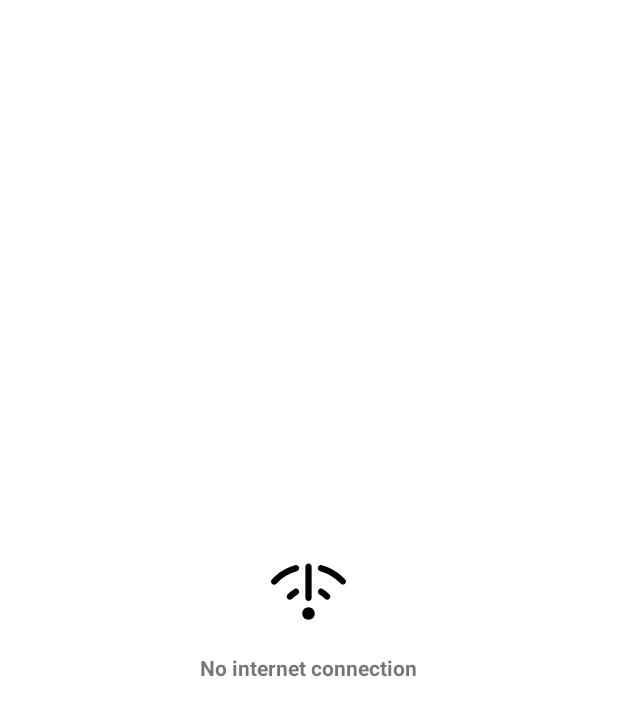
After one commit to Eviive/GeoFlag, an Android app: the layout fragment_no_connection.xml on its own in the app's theme, with its tools: preview values and no code run, on a phone screen of 412 x 824 dp. The commit adds this screen. Shown: the top 716 px of the screen. Run offline under Robolectric (Android 15) with nearby library versions, the phone set to English and light mode, and no system bars; network calls fail.

Commit message:
feat: check internet connection

```diff
--- a/app/src/main/AndroidManifest.xml
+++ b/app/src/main/AndroidManifest.xml
@@ -3,6 +3,7 @@
         xmlns:tools="http://schemas.android.com/tools">
 
     <uses-permission android:name="android.permission.INTERNET" />
+    <uses-permission android:name="android.permission.ACCESS_NETWORK_STATE" />
 
     <application
             android:allowBackup="true"
--- a/app/src/main/java/com/iut/geoflag/fragments/MapFragment.kt
+++ b/app/src/main/java/com/iut/geoflag/fragments/MapFragment.kt
@@ -7,7 +7,7 @@ import android.view.ViewGroup
 import androidx.fragment.app.Fragment
 import com.iut.geoflag.databinding.FragmentMapBinding
 
-class MapFragment : Fragment() {
+class MapFragment: Fragment() {
 
     private lateinit var binding: FragmentMapBinding
 
--- /dev/null
+++ b/app/src/main/res/drawable/no_connection.xml
@@ -0,0 +1,4 @@
+<vector android:height="24dp" android:viewportHeight="24"
+    android:viewportWidth="24" android:width="24dp" xmlns:android="http://schemas.android.com/apk/res/android">
+    <path android:fillColor="#FF000000" android:pathData="M14,19c0,1.1 -0.9,2 -2,2s-2,-0.9 -2,-2 0.9,-2 2,-2 2,0.9 2,2ZM23.73,8.12c-2.03,-2.19 -4.61,-3.76 -7.47,-4.55 -0.53,-0.15 -1.08,0.17 -1.23,0.7 -0.15,0.53 0.17,1.08 0.7,1.23 2.5,0.69 4.76,2.07 6.53,3.98 0.2,0.21 0.46,0.32 0.73,0.32 0.24,0 0.49,-0.09 0.68,-0.27 0.4,-0.38 0.43,-1.01 0.05,-1.41ZM7.73,3.58c-2.86,0.79 -5.44,2.36 -7.47,4.55 -0.38,0.4 -0.35,1.04 0.05,1.41 0.19,0.18 0.44,0.27 0.68,0.27 0.27,0 0.54,-0.11 0.73,-0.32 1.78,-1.91 4.03,-3.29 6.53,-3.98 0.53,-0.15 0.84,-0.7 0.7,-1.23 -0.15,-0.53 -0.7,-0.85 -1.23,-0.7ZM16.49,11.18c-0.48,-0.27 -1.09,-0.1 -1.36,0.38s-0.1,1.09 0.38,1.36c0.65,0.37 1.24,0.83 1.75,1.38 0.2,0.21 0.46,0.32 0.73,0.32 0.24,0 0.49,-0.09 0.68,-0.27 0.4,-0.38 0.43,-1.01 0.05,-1.41 -0.65,-0.7 -1.4,-1.29 -2.23,-1.76ZM7.51,11.18c-0.83,0.47 -1.58,1.06 -2.23,1.76 -0.38,0.4 -0.35,1.04 0.05,1.41 0.19,0.18 0.44,0.27 0.68,0.27 0.27,0 0.54,-0.11 0.73,-0.32 0.51,-0.55 1.1,-1.01 1.75,-1.38 0.48,-0.27 0.65,-0.88 0.38,-1.36 -0.27,-0.48 -0.88,-0.65 -1.36,-0.38ZM12,15.01c0.55,0 1,-0.45 1,-1L13,4c0,-0.55 -0.45,-1 -1,-1s-1,0.45 -1,1L11,14c0,0.55 0.45,1 1,1Z"/>
+</vector>
--- /dev/null
+++ b/app/src/main/res/layout/fragment_no_connection.xml
@@ -0,0 +1,26 @@
+<?xml version="1.0" encoding="utf-8"?>
+<LinearLayout xmlns:android="http://schemas.android.com/apk/res/android"
+        xmlns:tools="http://schemas.android.com/tools"
+        android:layout_width="match_parent"
+        android:layout_height="match_parent"
+        tools:context=".fragments.NoConnectionFragment"
+        android:orientation="vertical"
+        android:gravity="center">
+
+    <ImageView
+            android:id="@+id/image_no_connection"
+            android:layout_width="50dp"
+            android:layout_height="50dp"
+            android:layout_margin="8dp"
+            android:src="@drawable/no_connection"
+            android:contentDescription="@string/text_no_connection" />
+
+    <TextView
+            android:id="@+id/text_no_connection"
+            android:layout_width="wrap_content"
+            android:layout_height="wrap_content"
+            android:layout_margin="8dp"
+            android:textStyle="bold"
+            android:text="@string/text_no_connection" />
+
+</LinearLayout>
--- a/app/src/main/res/values/strings.xml
+++ b/app/src/main/res/values/strings.xml
@@ -7,4 +7,6 @@
     <string name="fragment_quiz">Fragment Quiz</string>
     <string name="fragment_map">Fragment Map</string>
     <string name="description_flag_picture">The flag of a country</string>
+    <string name="text_no_connection">No internet connection</string>
+    <string name="text_retry">Retry</string>
 </resources>
```
Also changed, not shown: app/src/main/java/com/iut/geoflag/activities/MainActivity.kt (+78 -24 lines), app/src/main/java/com/iut/geoflag/fragments/NoConnectionFragment.kt (added, +23 -0 lines).
